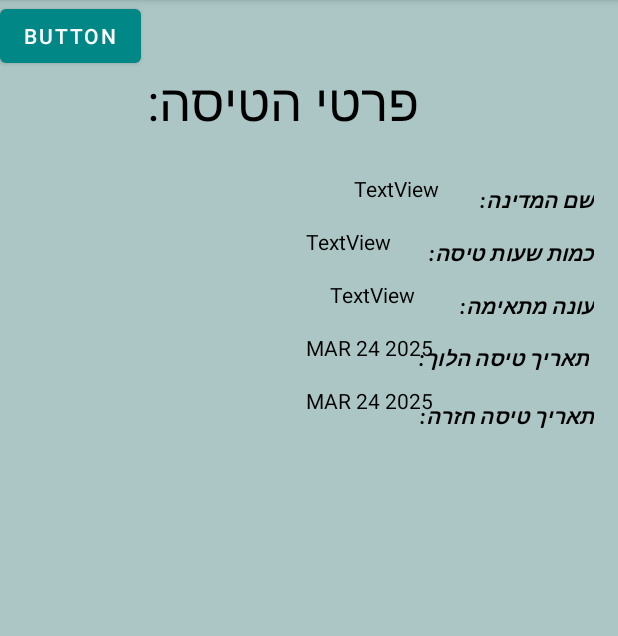
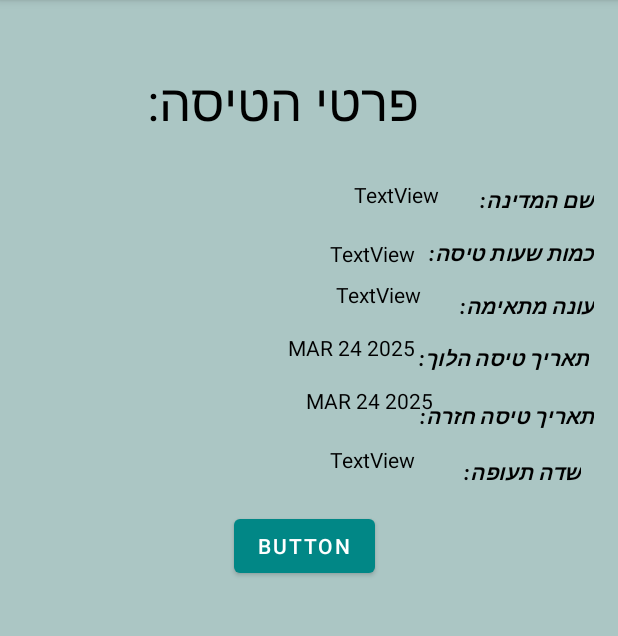
Before and after one commit to ng7897/ngAndroid, an Android app: the after_deleteMain screen opened directly, with no data from a screen before it, on a phone screen of 412 x 824 dp, the part 84-720 px from its top. Run offline under Robolectric (Android 15) with nearby library versions, the phone set to English and light mode, and no system bars; our stand-ins replace Firebase (no records; nobody signed in at launch, a user with empty details on screens opened directly); Roboto replaces fonts that are not available here; 7 statements that could not run were skipped.

Commit message:
adding airport coordinatesX and coordinatesY

```diff
--- a/app/build.gradle
+++ b/app/build.gradle
@@ -39,6 +39,7 @@ dependencies {
     implementation 'androidx.constraintlayout:constraintlayout:2.1.4'
     implementation 'com.google.firebase:firebase-database:21.0.0'
     implementation 'com.google.firebase:firebase-auth:21.0.0'
+   // implementation 'androidx.activity:activity:1.9.3'
     //implementation 'androidx.activity:activity:1.9.3'
     //implementation 'androidx.activity:activity:1.9.2'
     testImplementation 'junit:junit:4.13.2'
--- a/app/src/main/AndroidManifest.xml
+++ b/app/src/main/AndroidManifest.xml
@@ -11,6 +11,9 @@
         android:supportsRtl="true"
         android:theme="@style/Theme.ToTheDestination"
         tools:targetApi="31">
+        <activity
+            android:name=".mapMain"
+            android:exported="false" />
         <activity
             android:name=".FlyListMain"
             android:exported="false" />
--- a/app/src/main/java/com/example/tothedestination/FlyListMain.java
+++ b/app/src/main/java/com/example/tothedestination/FlyListMain.java
@@ -67,6 +67,10 @@ public class    FlyListMain extends AppCompatActivity implements AdapterView.OnI
         String attraction = sharedPreferences.getString("key_attraction", "Not Important");
         String season = sharedPreferences.getString("key_season", "Not Important");
         String ageOfChildren = sharedPreferences.getString("key_ageOfChildren", "Not Important");
+        String airport = sharedPreferences.getString("key_airport", "Not Important");
+        double coordinatesX = sharedPreferences.getFloat("key_coordinatesX", 0);
+        double coordinatesY = sharedPreferences.getFloat("key_coordinatesY", 0);
+
 
         //int hoursFlight = getIntent().getExtras().getInt("hoursFlight");
        // String attraction = getIntent().getExtras().getString("attraction");
--- a/app/src/main/java/com/example/tothedestination/after_deleteMain.java
+++ b/app/src/main/java/com/example/tothedestination/after_deleteMain.java
@@ -8,6 +8,7 @@ import androidx.annotation.NonNull;
 import androidx.appcompat.app.AppCompatActivity;
 
 import android.app.AlertDialog;
+import android.content.Intent;
 import android.content.SharedPreferences;
 import android.graphics.Bitmap;
 import android.graphics.BitmapFactory;
@@ -39,8 +40,9 @@ public class after_deleteMain extends AppCompatActivity {
 
     private String keyFly;
     private TextView dateFromFinal, dateToFinal;
-    private TextView countryFinal, hoursFinal, seasonFinal;
+    private TextView countryFinal, hoursFinal, seasonFinal, airportFinal;
     private String ageOfChildrenFinal;
+    private double coordinatesX, coordinatesY;
     private Button saveVac;
 
 
@@ -56,6 +58,7 @@ public class after_deleteMain extends AppCompatActivity {
         dateFromFinal=findViewById(R.id.dateFromFinal);
         dateToFinal=findViewById(R.id.dateToFinal);
         saveVac=findViewById(R.id.saveVac);
+        airportFinal=findViewById(R.id.airportFinal);
 
 
 
@@ -71,6 +74,9 @@ public class after_deleteMain extends AppCompatActivity {
                         hoursFinal.setText( Integer.toString(currentFlight.getHoursFlight()));
                         seasonFinal.setText(currentFlight.getSeason());
                         ageOfChildrenFinal=currentFlight.getAgeOfChild();
+                        airportFinal.setText(currentFlight.getAirport());
+                        coordinatesX=currentFlight.getCoordinatesX();
+                        coordinatesY=currentFlight.getCoordinatesY();
                         SharedPreferences sharedPreferences = getSharedPreferences("myPref", 0);
                         String dateFrom = sharedPreferences.getString("key_From", "Not Important");
                         String dateTo = sharedPreferences.getString("key_To", "Not Important");
@@ -90,9 +96,7 @@ public class after_deleteMain extends AppCompatActivity {
         saveVac.setOnClickListener(new View.OnClickListener() {
             @Override
             public void onClick(View view) {
-
-                saveVacation(countryFinal.getText().toString(), Integer.parseInt(hoursFinal.getText().toString()), ageOfChildrenFinal, seasonFinal.getText().toString(), convertStringToDate(dateFromFinal.getText().toString(), "MMM dd yyyy").getTime(), convertStringToDate(dateToFinal.getText().toString(), "MMM dd yyyy").getTime(), getIntent().getStringExtra("flyKey"));
-
+                saveVacation(countryFinal.getText().toString(), Integer.parseInt(hoursFinal.getText().toString()), ageOfChildrenFinal, seasonFinal.getText().toString(), convertStringToDate(dateFromFinal.getText().toString(), "MMM dd yyyy").getTime(), convertStringToDate(dateToFinal.getText().toString(), "MMM dd yyyy").getTime(), getIntent().getStringExtra("flyKey"),airportFinal.getText().toString(),coordinatesX,coordinatesY);
             }
 
         });
@@ -107,7 +111,7 @@ public class after_deleteMain extends AppCompatActivity {
             return null; // Or throw the exception if you prefer
         }
     }
-public void saveVacation(String country, int hoursFlight, String ageOfChildren, String season, long dateFrom, long dateTo, String keyFly) {
+public void saveVacation(String country, int hoursFlight, String ageOfChildren, String season, long dateFrom, long dateTo, String keyFly, String airport, double coordinatesX, double coordinatesY) {
     FirebaseDatabase database = FirebaseDatabase.getInstance();
     DatabaseReference refVac = database.getReference("vacations");
     // searchUserByEmail(  ,sp1,refVac,);
@@ -117,7 +121,7 @@ public void saveVacation(String country, int hoursFlight, String ageOfChildren,
     SharedPreferences sp1=getSharedPreferences("myPref",0);
     String userKey = sp1.getString("key_user", null);
 
-    vacation vac1 = new vacation(country, hoursFlight, ageOfChildren, season, dateFrom, dateFrom, userKey);
+    vacation vac1 = new vacation(country, hoursFlight, ageOfChildren, season, dateFrom, dateFrom, userKey, airport, coordinatesX, coordinatesY);
     DatabaseReference newRefVac= refVac.push();
     newRefVac.setValue(vac1);
 
--- a/app/src/main/res/layout/after_delete.xml
+++ b/app/src/main/res/layout/after_delete.xml
@@ -96,7 +96,7 @@
         android:layout_width="wrap_content"
         android:layout_height="wrap_content"
         android:layout_marginStart="236dp"
-        android:layout_marginTop="116dp"
+        android:layout_marginTop="120dp"
         android:text="TextView"
         android:textColor="#000000"
         app:layout_constraintStart_toStartOf="parent"
@@ -106,8 +106,8 @@
         android:id="@+id/hoursFinal"
         android:layout_width="wrap_content"
         android:layout_height="wrap_content"
-        android:layout_marginStart="204dp"
-        android:layout_marginTop="16dp"
+        android:layout_marginStart="220dp"
+        android:layout_marginTop="20dp"
         android:text="TextView"
         android:textColor="#000000"
         app:layout_constraintStart_toStartOf="parent"
@@ -117,8 +117,8 @@
         android:id="@+id/seasonFinal"
         android:layout_width="wrap_content"
         android:layout_height="wrap_content"
-        android:layout_marginStart="220dp"
-        android:layout_marginTop="16dp"
+        android:layout_marginStart="224dp"
+        android:layout_marginTop="8dp"
         android:text="TextView"
         android:textColor="#000000"
         app:layout_constraintStart_toStartOf="parent"
@@ -128,7 +128,7 @@
         android:id="@+id/dateToFinal"
         android:layout_width="wrap_content"
         android:layout_height="wrap_content"
-        android:layout_marginStart="204dp"
+        android:layout_marginStart="192dp"
         android:layout_marginTop="16dp"
         android:text="TextView"
         android:textColor="#000000"
@@ -150,9 +150,35 @@
         android:id="@+id/saveVac"
         android:layout_width="wrap_content"
         android:layout_height="wrap_content"
+        android:layout_marginStart="156dp"
+        android:layout_marginTop="340dp"
         android:text="Button"
-        tools:layout_editor_absoluteX="171dp"
-        tools:layout_editor_absoluteY="319dp" />
+        app:layout_constraintStart_toStartOf="parent"
+        app:layout_constraintTop_toTopOf="parent" />
+
+    <TextView
+        android:id="@+id/airport"
+        android:layout_width="wrap_content"
+        android:layout_height="wrap_content"
+        android:layout_marginTop="18dp"
+        android:text="@string/airport"
+        android:textColor="#000000"
+        android:textStyle="bold|italic"
+        app:layout_constraintEnd_toEndOf="parent"
+        app:layout_constraintHorizontal_bias="0.927"
+        app:layout_constraintStart_toStartOf="parent"
+        app:layout_constraintTop_toBottomOf="@+id/fightBack" />
+
+    <TextView
+        android:id="@+id/airportFinal"
+        android:layout_width="wrap_content"
+        android:layout_height="wrap_content"
+        android:layout_marginStart="220dp"
+        android:layout_marginTop="20dp"
+        android:text="TextView"
+        android:textColor="#000000"
+        app:layout_constraintStart_toStartOf="parent"
+        app:layout_constraintTop_toBottomOf="@+id/dateFromFinal" />
 
 
 </androidx.constraintlayout.widget.ConstraintLayout>
--- a/app/src/main/res/values/strings.xml
+++ b/app/src/main/res/values/strings.xml
@@ -12,6 +12,7 @@
     <string name="beCareful">אזהרת מסע:</string>
     <string name="secondName">שם משפחה:</string>
     <string name="email">מייל:</string>
+    <string name="airport">שדה תעופה:</string>
     <string name="allName">שם מלא:</string>
     <string name="country">שם המדינה:</string>
     <string name="choosing">בחירת מאפיינים לטיסה</string>
```
Also changed, not shown: app/src/main/java/com/example/tothedestination/Fly.java (+32 -2 lines), app/src/main/java/com/example/tothedestination/mapMain.java (added, +19 -0 lines), app/src/main/java/com/example/tothedestination/vacation.java (+28 -1 lines), app/src/main/res/layout/map.xml (added, +11 -0 lines).
